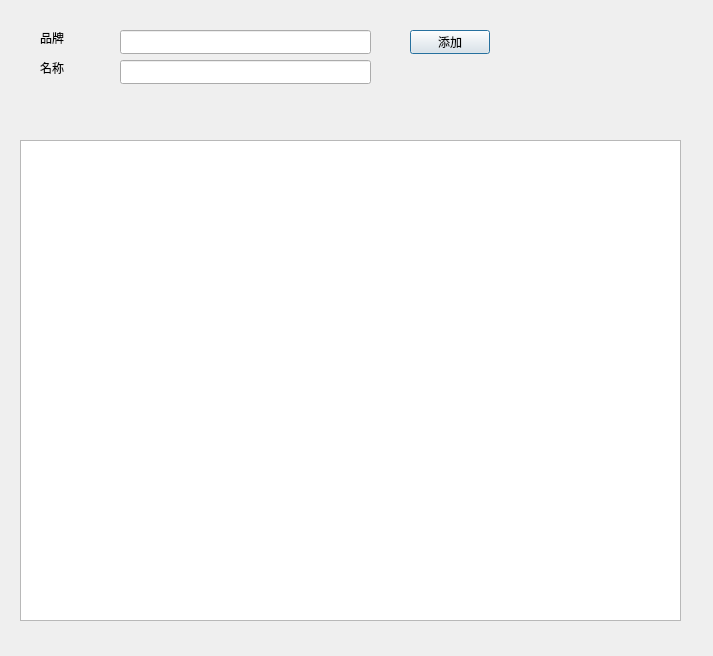
Old version of the form goodsnamemanagedialog.ui in the repository cryring/myorder.
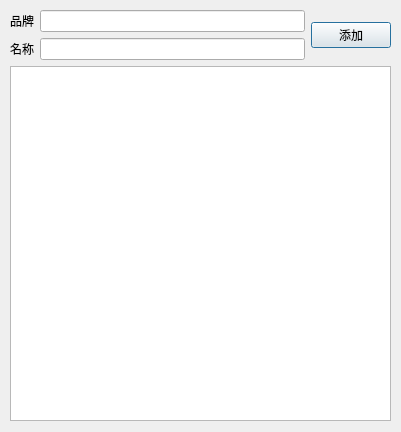
New version of the form.

Diff of the .ui file:
```diff
--- a/goodsnamemanagedialog.ui
+++ b/goodsnamemanagedialog.ui
@@ -6,81 +6,70 @@
    <rect>
     <x>0</x>
     <y>0</y>
-    <width>713</width>
-    <height>656</height>
+    <width>401</width>
+    <height>432</height>
    </rect>
   </property>
   <property name="windowTitle">
    <string>Dialog</string>
   </property>
-  <widget class="QLineEdit" name="brandEdit">
+  <widget class="QWidget" name="">
    <property name="geometry">
     <rect>
-     <x>120</x>
-     <y>30</y>
-     <width>251</width>
-     <height>24</height>
+     <x>10</x>
+     <y>10</y>
+     <width>381</width>
+     <height>411</height>
     </rect>
    </property>
-  </widget>
-  <widget class="QLineEdit" name="nameEdit">
-   <property name="geometry">
-    <rect>
-     <x>120</x>
-     <y>60</y>
-     <width>251</width>
-     <height>24</height>
-    </rect>
-   </property>
-  </widget>
-  <widget class="QPushButton" name="saveButton">
-   <property name="geometry">
-    <rect>
-     <x>410</x>
-     <y>30</y>
-     <width>80</width>
-     <height>24</height>
-    </rect>
-   </property>
-   <property name="text">
-    <string>添加</string>
-   </property>
-  </widget>
-  <widget class="QTableView" name="goodsView">
-   <property name="geometry">
-    <rect>
-     <x>20</x>
-     <y>140</y>
-     <width>661</width>
-     <height>481</height>
-    </rect>
-   </property>
-  </widget>
-  <widget class="QLabel" name="label">
-   <property name="geometry">
-    <rect>
-     <x>40</x>
-     <y>30</y>
-     <width>59</width>
-     <height>16</height>
-    </rect>
-   </property>
-   <property name="text">
-    <string>品牌</string>
-   </property>
-  </widget>
-  <widget class="QLabel" name="label_2">
-   <property name="geometry">
-    <rect>
-     <x>40</x>
-     <y>60</y>
-     <width>59</width>
-     <height>16</height>
-    </rect>
-   </property>
-   <property name="text">
-    <string>名称</string>
-   </property>
+   <layout class="QVBoxLayout" name="verticalLayout_2">
+    <item>
+     <layout class="QHBoxLayout" name="horizontalLayout_3">
+      <item>
+       <layout class="QVBoxLayout" name="verticalLayout">
+        <item>
+         <layout class="QHBoxLayout" name="horizontalLayout">
+          <item>
+           <widget class="QLabel" name="label">
+            <property name="text">
+             <string>品牌</string>
+            </property>
+           </widget>
+          </item>
+          <item>
+           <widget class="QLineEdit" name="brandEdit"/>
+          </item>
+         </layout>
+        </item>
+        <item>
+         <layout class="QHBoxLayout" name="horizontalLayout_2">
+          <item>
+           <widget class="QLabel" name="label_2">
+            <property name="text">
+             <string>名称</string>
+            </property>
+           </widget>
+          </item>
+          <item>
+           <widget class="QLineEdit" name="nameEdit"/>
+          </item>
+         </layout>
+        </item>
+       </layout>
+      </item>
+      <item>
+       <widget class="QPushButton" name="saveButton">
+        <property name="text">
+         <string>添加</string>
+        </property>
+       </widget>
+      </item>
+     </layout>
+    </item>
+    <item>
+     <widget class="QTableView" name="goodsView"/>
+    </item>
+   </layout>
   </widget>
  </widget>
  <resources/>
```
